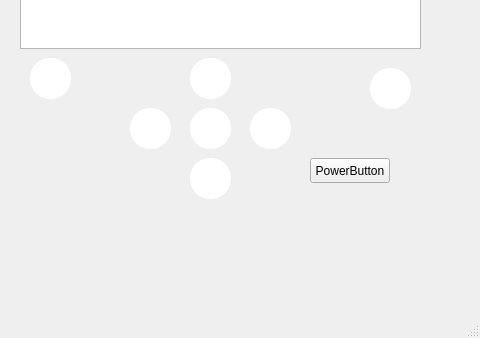
Before: the Qt Designer form code/mainwindow.ui in ahmadjazmawi1/3004-Project-Group-12, drawn with Qt 5; both pictures show x 320 to 800 and y 262 to 600 of the 800 by 600 pixel window.
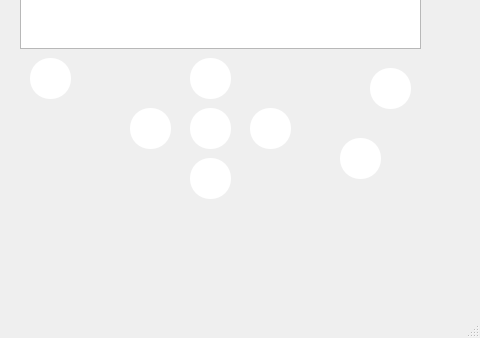
After: the same form once the commit is applied. Icons and pictures are not drawn.

Commit message: added image to power button

Diff of the .ui file:
```diff
--- a/code/mainwindow.ui
+++ b/code/mainwindow.ui
@@ -203,14 +203,23 @@
    <widget class="QPushButton" name="powerButton">
     <property name="geometry">
      <rect>
-      <x>630</x>
-      <y>420</y>
-      <width>80</width>
-      <height>25</height>
+      <x>660</x>
+      <y>400</y>
+      <width>41</width>
+      <height>41</height>
      </rect>
     </property>
+    <property name="styleSheet">
+     <string notr="true">QPushButton {
+	image: url(:/res/buttons/powerButton.svg);
+background-color: #ffffff;
+border-radius: 20px;
+}
+
+</string>
+    </property>
     <property name="text">
-     <string>PowerButton</string>
+     <string/>
     </property>
    </widget>
    <zorder>label_7</zorder>
```
